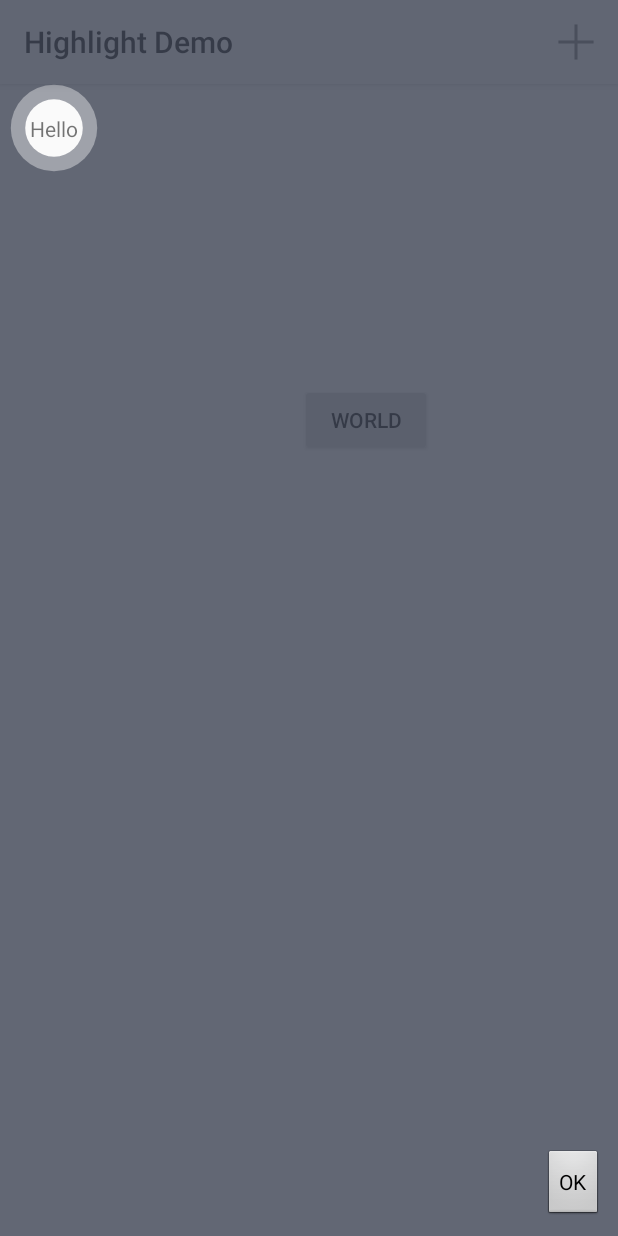
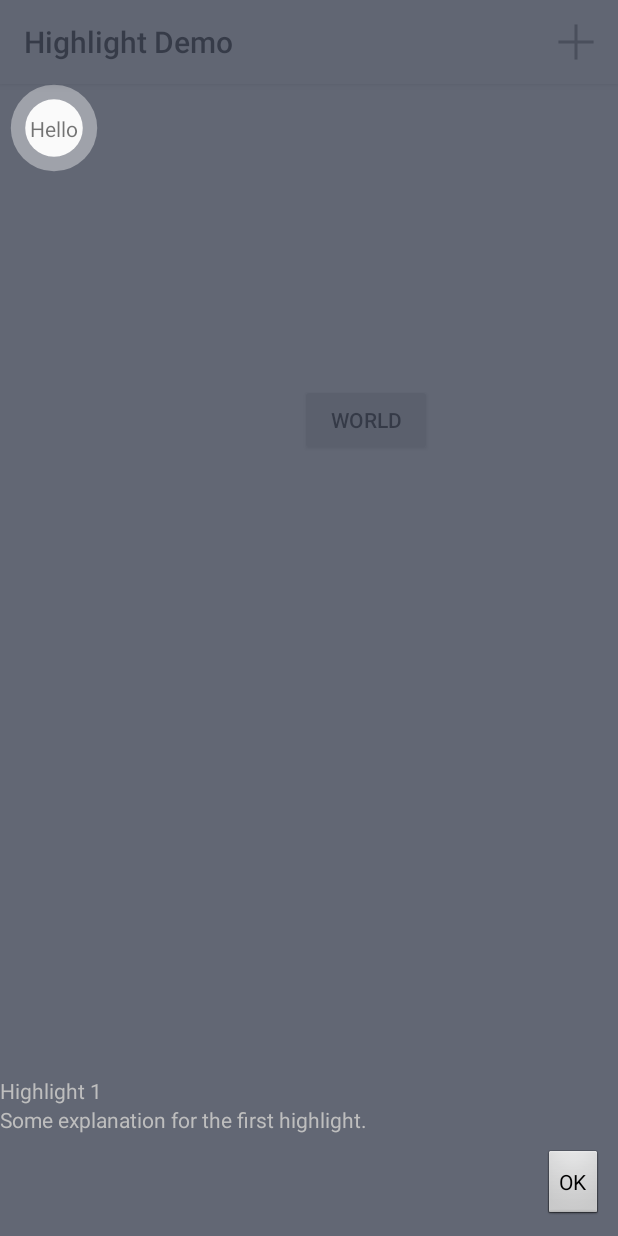
Before and after one commit to apuder/Highlight, an Android app: the screen it shows after launch (MainActivity), on a phone screen of 412 x 824 dp. Run offline under Robolectric (Android 15) with nearby library versions, the phone set to English and light mode, and no system bars.

Commit message:
Show title and description

```diff
--- a/library/src/main/java/org/puder/highlight/internal/HighlightDialogFragment.java
+++ b/library/src/main/java/org/puder/highlight/internal/HighlightDialogFragment.java
@@ -46,7 +46,7 @@ public class HighlightDialogFragment extends DialogFragment {
         // Removing window dim normally visible when dialog are shown.
         overlayInfo.getWindow().clearFlags(WindowManager.LayoutParams.FLAG_DIM_BEHIND);
         overlayInfo.setContentView(R.layout.highlight);
-        HighlightView highlightView = (HighlightView) overlayInfo.findViewById(R.id.highlight_item);
+        HighlightView highlightView = (HighlightView) overlayInfo.findViewById(R.id.highlight_view);
         highlightView.setHighlightItem(item, left, top, right, bottom);
         highlightView.setOnClickListener(new View.OnClickListener() {
             @Override
--- a/library/src/main/java/org/puder/highlight/internal/HighlightView.java
+++ b/library/src/main/java/org/puder/highlight/internal/HighlightView.java
@@ -8,6 +8,7 @@ import android.graphics.PorterDuff;
 import android.graphics.PorterDuffXfermode;
 import android.util.AttributeSet;
 import android.widget.RelativeLayout;
+import android.widget.TextView;
 
 import org.puder.highlight.R;
 
@@ -44,6 +45,11 @@ public class HighlightView extends RelativeLayout {
         this.top = top;
         this.right = right;
         this.bottom = bottom;
+
+        TextView title = (TextView) findViewById(R.id.highlight_title);
+        title.setText(item.titleId);
+        TextView descr = (TextView) findViewById(R.id.highlight_description);
+        descr.setText(item.descriptionId);
         invalidate();
     }
 
--- a/library/src/main/res/layout/highlight.xml
+++ b/library/src/main/res/layout/highlight.xml
@@ -1,7 +1,7 @@
 <?xml version="1.0" encoding="utf-8"?>
 <org.puder.highlight.internal.HighlightView
     xmlns:android="http://schemas.android.com/apk/res/android"
-    android:id="@+id/highlight_item"
+    android:id="@+id/highlight_view"
     android:layout_width="match_parent"
     android:layout_height="match_parent">
 
@@ -14,4 +14,16 @@
         android:layout_margin="@dimen/default_button_margin"
         android:text="@string/default_button_label"/>
 
+    <TextView
+        android:id="@+id/highlight_description"
+        android:layout_width="wrap_content"
+        android:layout_height="wrap_content"
+        android:layout_above="@+id/highlight_button"/>
+
+    <TextView
+        android:id="@+id/highlight_title"
+        android:layout_width="wrap_content"
+        android:layout_height="wrap_content"
+        android:layout_above="@+id/highlight_description"/>
+
 </org.puder.highlight.internal.HighlightView>
```
